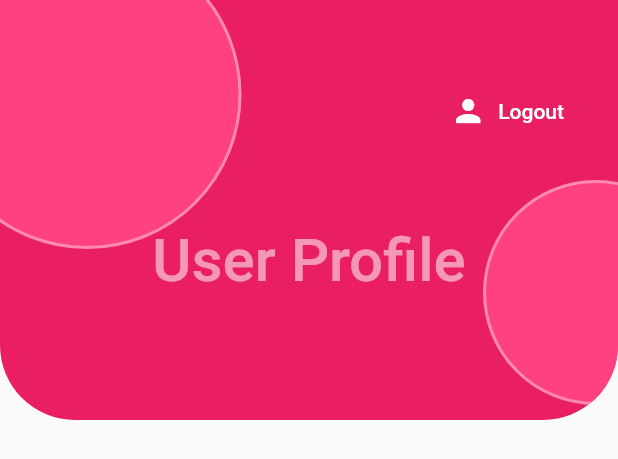
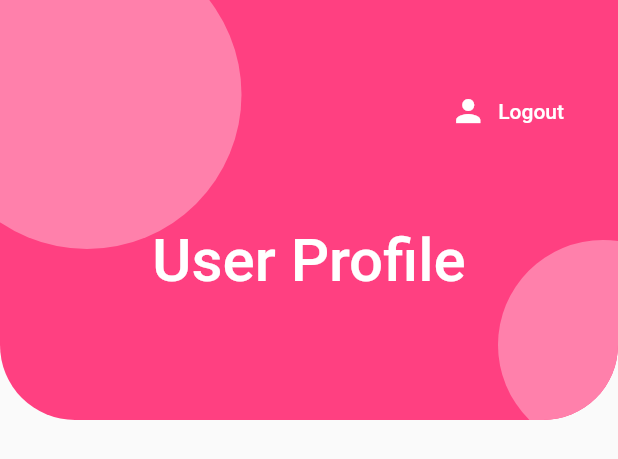
Before and after one commit to Chief97/current-trends-in-SE, a Flutter app: what headerDesign() shows on an empty page, opened directly, on a phone screen of 412 x 824 dp. Shown: the top 459 px of the screen. Run offline on Flutter 3.47's test engine with Material 2 defaults, Android fonts, the phone set to English and light mode, and no system bars; our stand-ins replace cloud_firestore, file_picker, firebase_auth, firebase_storage, flutter_slidable, fluttertoast and 3 more; missing offline and left inert: mobile_popup; accounts and stored records are empty; network calls fail.

Commit message:
UI Final Setup

```diff
--- a/ctse_final_app/lib/BottomNavPage.dart
+++ b/ctse_final_app/lib/BottomNavPage.dart
@@ -50,7 +50,7 @@ class BottomNavigationPageState extends State<BottomNavigationPage> {
           items: [
             BottomNavigationBarItem(
               icon: Icon(Icons.home),
-              backgroundColor: LightColor.purple,
+              backgroundColor: Colors.cyan,
               title: Text('Home'),
             ),
             BottomNavigationBarItem(
@@ -65,7 +65,7 @@ class BottomNavigationPageState extends State<BottomNavigationPage> {
             ),
             BottomNavigationBarItem(
               icon: Icon(Icons.message),
-              backgroundColor: Colors.redAccent,
+              backgroundColor: Colors.teal[400],
               title: Text('Notification'),
             ),
             BottomNavigationBarItem(
--- a/ctse_final_app/lib/user.dart
+++ b/ctse_final_app/lib/user.dart
@@ -194,21 +194,21 @@ Widget headerDesign(BuildContext context) {
         height: 280,
         width: width,
         decoration: BoxDecoration(
-          color: Colors.pink,
+          color: Colors.pinkAccent,
         ),
         child: Stack(
           fit: StackFit.expand,
           alignment: Alignment.center,
           children: <Widget>[
             Positioned(
-                bottom: 10,
+                bottom: -20,
                 right: -60,
-                child: headerCircleDesign(150, Colors.pinkAccent,borderColor: Colors.white38)
+                child: headerCircleDesign(140, Colors.pinkAccent[100])
             ),
             Positioned(
                 top: -40,
                 left: -45,
-                child: headerCircleDesign(width * .5, Colors.pinkAccent,borderColor: Colors.white38)),
+                child: headerCircleDesign(width * .5, Colors.pinkAccent[100])),
             Positioned(
                 top: 50,
                 left: 0,
@@ -260,7 +260,7 @@ Widget headerDesign(BuildContext context) {
                             Text(
                               "User Profile",
                               style: TextStyle(
-                                  color: Colors.white54,
+                                  color: Colors.white,
                                   fontSize: 40,
                                   fontWeight: FontWeight.w500),
                                   textAlign: TextAlign.center,
--- a/ctse_final_app/pubspec.yaml
+++ b/ctse_final_app/pubspec.yaml
@@ -70,7 +70,9 @@ flutter:
   assets:
     - Assets/Image.png
     - Assets/white.jpg
-    - Assets/bg1.JPG
+    - Assets/bg11.jpg
+    - Assets/bg12.png
+    - Assets/bg13.jpg
 
 
   #  - images/a_dot_ham.jpeg
```
Also changed, not shown: ctse_final_app/lib/NotificationItemList.dart (+12 -7 lines), ctse_final_app/lib/homepage.dart (+23 -23 lines), ctse_final_app/Assets/bg11.jpg (added), ctse_final_app/Assets/bg12.png (added), ctse_final_app/Assets/bg13.jpg (added), ctse_final_app/Assets/bg2.jpg (added).
